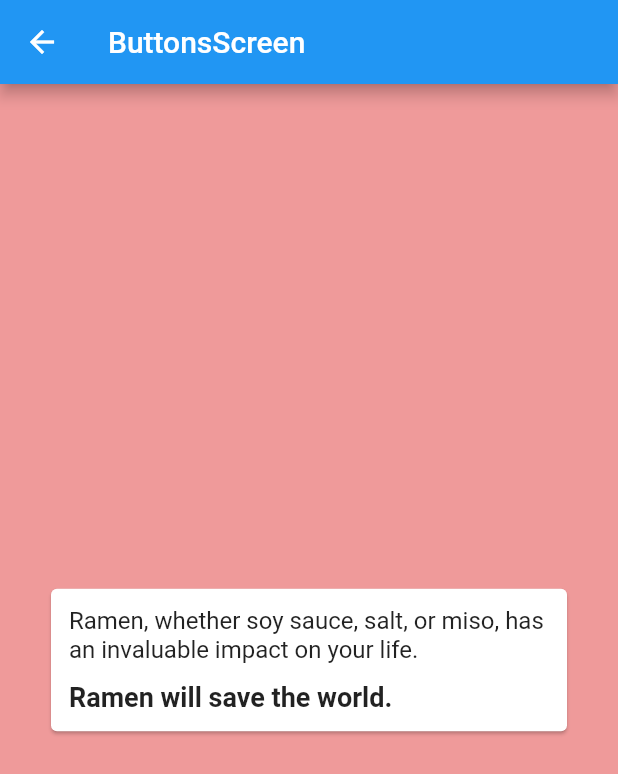
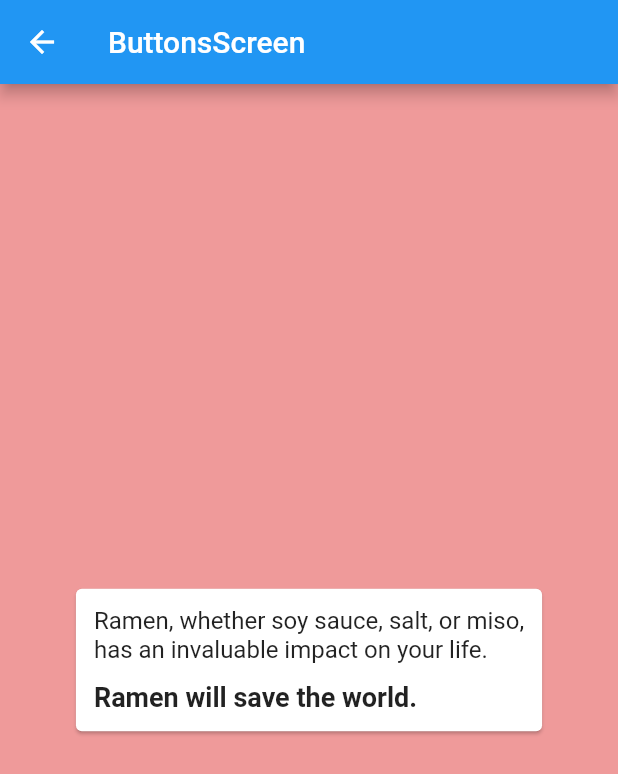
Before and after one commit to ramen2020/flutter_cheat, a Flutter app: the CardScreen screen opened directly, on a phone screen of 412 x 824 dp. Shown: the top 774 px of the screen. Run offline on Flutter 3.47's test engine with Material 2 defaults, Android fonts, the phone set to English and light mode, and no system bars.

Commit message:
fix card lint

```diff
--- a/lib/screen/card/card_screen.dart
+++ b/lib/screen/card/card_screen.dart
@@ -4,9 +4,9 @@ class CardScreen extends StatelessWidget {
   @override
   Widget build(BuildContext context) {
     return Scaffold(
-        appBar: AppBar(title: Text('ButtonsScreen')),
+        appBar: AppBar(title: const Text('ButtonsScreen')),
         body: Container(
-            padding: EdgeInsets.all(30),
+            padding: const EdgeInsets.all(30),
             color: Colors.red[200],
             alignment: Alignment.center,
             child: Column(
@@ -19,15 +19,16 @@ class CardScreen extends StatelessWidget {
 Widget card1(BuildContext context) {
   return Card(
     child: Container(
-      padding: EdgeInsets.all(12),
+      padding: const EdgeInsets.all(12),
       child: Column(
         crossAxisAlignment: CrossAxisAlignment.start,
-        children: [
-          const Text(
-            'Ramen, whether soy sauce, salt, or miso, has an invaluable impact on your life.',
+        children: const [
+          Text(
+            '''Ramen, whether soy sauce, salt, or miso,
+has an invaluable impact on your life.''',
             style: TextStyle(fontSize: 16),
           ),
-          const SizedBox(height: 12),
+          SizedBox(height: 12),
           Text(
             'Ramen will save the world.',
             style: TextStyle(fontSize: 18, fontWeight: FontWeight.bold),
```
